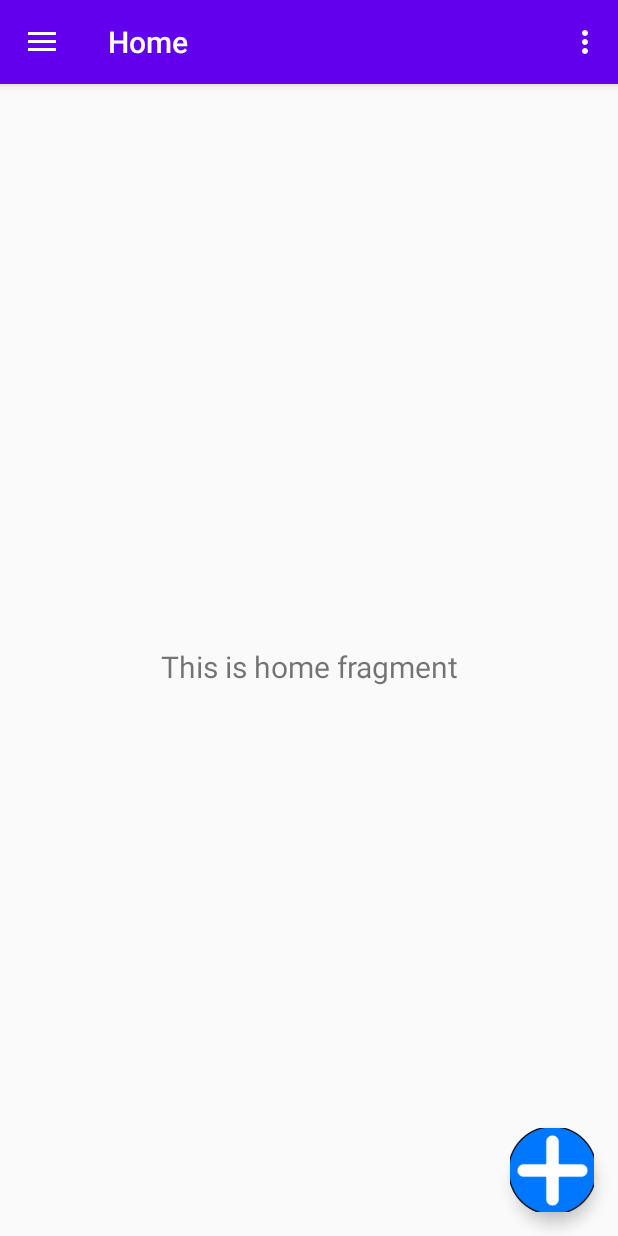
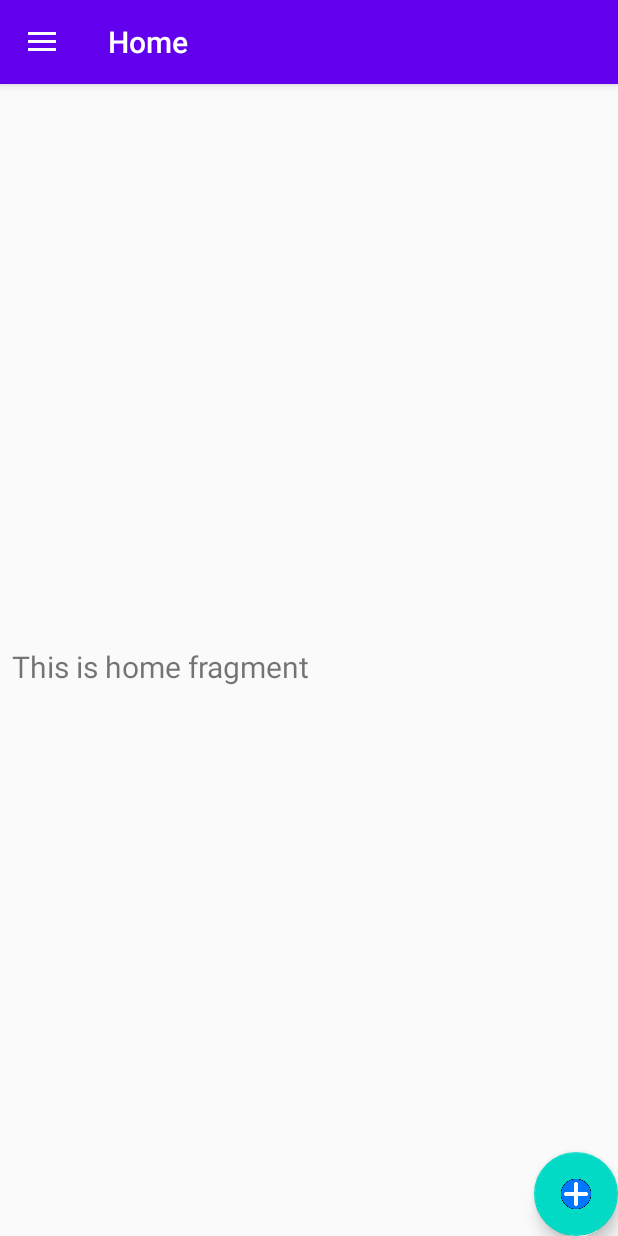
Before and after one commit to Mberjola/Planee, an Android app: the screen it shows after launch (MainActivity), on a phone screen of 412 x 824 dp. Run offline under Robolectric (Android 15) with nearby library versions, the phone set to English and light mode, and no system bars; our stand-ins replace navigation-ui.

Commit message:
Correction de bugs

```diff
--- a/PlaneeAndroid/app/src/main/java/com/example/planeeandroid/MainActivity.java
+++ b/PlaneeAndroid/app/src/main/java/com/example/planeeandroid/MainActivity.java
@@ -26,14 +26,6 @@ public class MainActivity extends AppCompatActivity {
         setContentView(R.layout.activity_main);
         Toolbar toolbar = findViewById(R.id.toolbar);
         setSupportActionBar(toolbar);
-        FloatingActionButton fab = findViewById(R.id.fab);
-        fab.setOnClickListener(new View.OnClickListener() {
-            @Override
-            public void onClick(View view) {
-                Snackbar.make(view, "Replace with your own action", Snackbar.LENGTH_LONG)
-                        .setAction("Action", null).show();
-            }
-        });
         DrawerLayout drawer = findViewById(R.id.drawer_layout);
         NavigationView navigationView = findViewById(R.id.nav_view);
         // Passing each menu ID as a set of Ids because each
@@ -47,12 +39,12 @@ public class MainActivity extends AppCompatActivity {
         NavigationUI.setupWithNavController(navigationView, navController);
     }
 
-    @Override
+  /*  @Override
     public boolean onCreateOptionsMenu(Menu menu) {
         // Inflate the menu; this adds items to the action bar if it is present.
         getMenuInflater().inflate(R.menu.main, menu);
         return true;
-    }
+    }*/
 
     @Override
     public boolean onSupportNavigateUp() {
--- a/PlaneeAndroid/app/src/main/java/com/example/planeeandroid/ui/home/HomeFragment.java
+++ b/PlaneeAndroid/app/src/main/java/com/example/planeeandroid/ui/home/HomeFragment.java
@@ -13,6 +13,8 @@ import androidx.lifecycle.Observer;
 import androidx.lifecycle.ViewModelProviders;
 
 import com.example.planeeandroid.R;
+import com.google.android.material.floatingactionbutton.FloatingActionButton;
+import com.google.android.material.snackbar.Snackbar;
 
 public class HomeFragment extends Fragment {
 
--- a/PlaneeAndroid/app/src/main/java/com/example/planeeandroid/ui/settings/SettingsFragment.java
+++ b/PlaneeAndroid/app/src/main/java/com/example/planeeandroid/ui/settings/SettingsFragment.java
@@ -16,15 +16,15 @@ import com.example.planeeandroid.R;
 
 public class SettingsFragment extends Fragment {
 
-    private SettingsViewModel galleryViewModel;
+    private SettingsViewModel SettingsViewModel;
 
     public View onCreateView(@NonNull LayoutInflater inflater,
                              ViewGroup container, Bundle savedInstanceState) {
-        galleryViewModel =
+        SettingsViewModel =
                 ViewModelProviders.of(this).get(SettingsViewModel.class);
         View root = inflater.inflate(R.layout.fragment_gallery, container, false);
         final TextView textView = root.findViewById(R.id.text_gallery);
-        galleryViewModel.getText().observe(getViewLifecycleOwner(), new Observer<String>() {
+        SettingsViewModel.getText().observe(getViewLifecycleOwner(), new Observer<String>() {
             @Override
             public void onChanged(@Nullable String s) {
                 textView.setText(s);
--- a/PlaneeAndroid/app/src/main/java/com/example/planeeandroid/ui/settings/SettingsViewModel.java
+++ b/PlaneeAndroid/app/src/main/java/com/example/planeeandroid/ui/settings/SettingsViewModel.java
@@ -10,7 +10,6 @@ public class SettingsViewModel extends ViewModel {
 
     public SettingsViewModel() {
         mText = new MutableLiveData<>();
-        mText.setValue("This is Settings");
     }
 
     public LiveData<String> getText() {
--- a/PlaneeAndroid/app/src/main/res/layout/app_bar_main.xml
+++ b/PlaneeAndroid/app/src/main/res/layout/app_bar_main.xml
@@ -22,13 +22,4 @@
 
     <include layout="@layout/content_main" />
 
-    <com.google.android.material.floatingactionbutton.FloatingActionButton
-        android:id="@+id/fab"
-        android:layout_width="wrap_content"
-        android:layout_height="wrap_content"
-        android:layout_gravity="bottom|end"
-        android:layout_margin="@dimen/fab_margin"
-        app:maxImageSize="70dp"
-        app:srcCompat="@drawable/plus_icon" />
-
 </androidx.coordinatorlayout.widget.CoordinatorLayout>
--- a/PlaneeAndroid/app/src/main/res/layout/fragment_home.xml
+++ b/PlaneeAndroid/app/src/main/res/layout/fragment_home.xml
@@ -13,10 +13,19 @@
         android:layout_marginStart="8dp"
         android:layout_marginTop="8dp"
         android:layout_marginEnd="8dp"
-        android:textAlignment="center"
         android:textSize="20sp"
         app:layout_constraintBottom_toBottomOf="parent"
         app:layout_constraintEnd_toEndOf="parent"
         app:layout_constraintStart_toStartOf="parent"
         app:layout_constraintTop_toTopOf="parent" />
+
+    <com.google.android.material.floatingactionbutton.FloatingActionButton
+        android:id="@+id/Plus"
+        android:layout_width="wrap_content"
+        android:layout_height="wrap_content"
+        android:clickable="false"
+        android:focusableInTouchMode="false"
+        android:src="@drawable/plus_icon"
+        app:layout_constraintBottom_toBottomOf="parent"
+        app:layout_constraintRight_toRightOf="parent" />
 </androidx.constraintlayout.widget.ConstraintLayout>
--- a/PlaneeAndroid/app/src/main/res/menu/main.xml
+++ /dev/null
@@ -1,9 +0,0 @@
-<?xml version="1.0" encoding="utf-8"?>
-<menu xmlns:android="http://schemas.android.com/apk/res/android"
-    xmlns:app="http://schemas.android.com/apk/res-auto">
-    <item
-        android:id="@+id/action_settings"
-        android:orderInCategory="100"
-        android:title="@string/action_settings"
-        app:showAsAction="never" />
-</menu>
--- a/PlaneeAndroid/app/src/main/res/values/strings.xml
+++ b/PlaneeAndroid/app/src/main/res/values/strings.xml
@@ -9,4 +9,5 @@
     <string name="menu_home">Home</string>
     <string name="menu_settings">Settings</string>
     <string name="darkMod">Dark Mode</string>
+    <string name="PlusDesc">Add an event</string>
 </resources>
```
Also changed, not shown: 1 other file.
